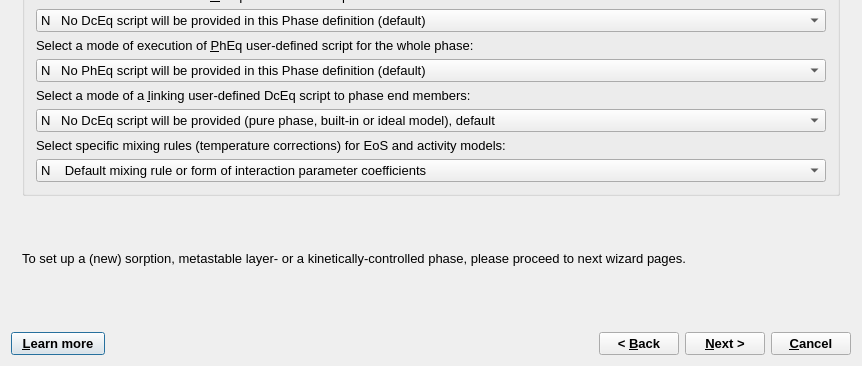
Qt form GUI/Dialogs4/PhaseWizard4.ui (gemshub/GEMSGUI) before a commit; both pictures show x 0 to 862 and y 419 to 785 of the 862 by 785 pixel window.
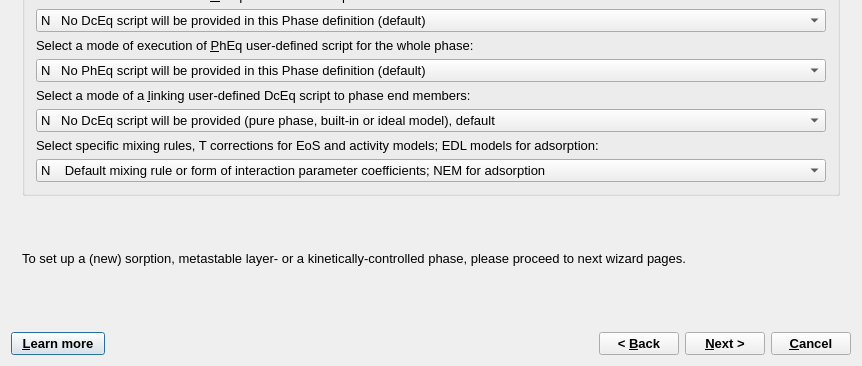
The same form after that commit.

Commit message: Added codes and components to implement adsorption phase for clay edges

```diff
--- a/GUI/Dialogs4/PhaseWizard4.ui
+++ b/GUI/Dialogs4/PhaseWizard4.ui
@@ -517,7 +517,7 @@
           <item>
            <widget class="QLabel" name="SCM_codeLabel">
             <property name="text">
-             <string>Select specific mixing rules (temperature corrections) for EoS and activity models:</string>
+             <string>Select specific mixing rules, T corrections for EoS and activity models; EDL models for adsorption:</string>
             </property>
             <property name="alignment">
              <set>Qt::AlignBottom</set>
@@ -531,7 +531,7 @@
            <widget class="QComboBox" name="SCM_code">
             <item>
              <property name="text">
-              <string>N    Default mixing rule or form of interaction parameter coefficients  </string>
+              <string>N    Default mixing rule or form of interaction parameter coefficients; NEM for adsorption</string>
              </property>
             </item>
             <item>
```
Left out of the diff: 32 changed lines with no effect on the pictures. The commit also changes 21 other files.
